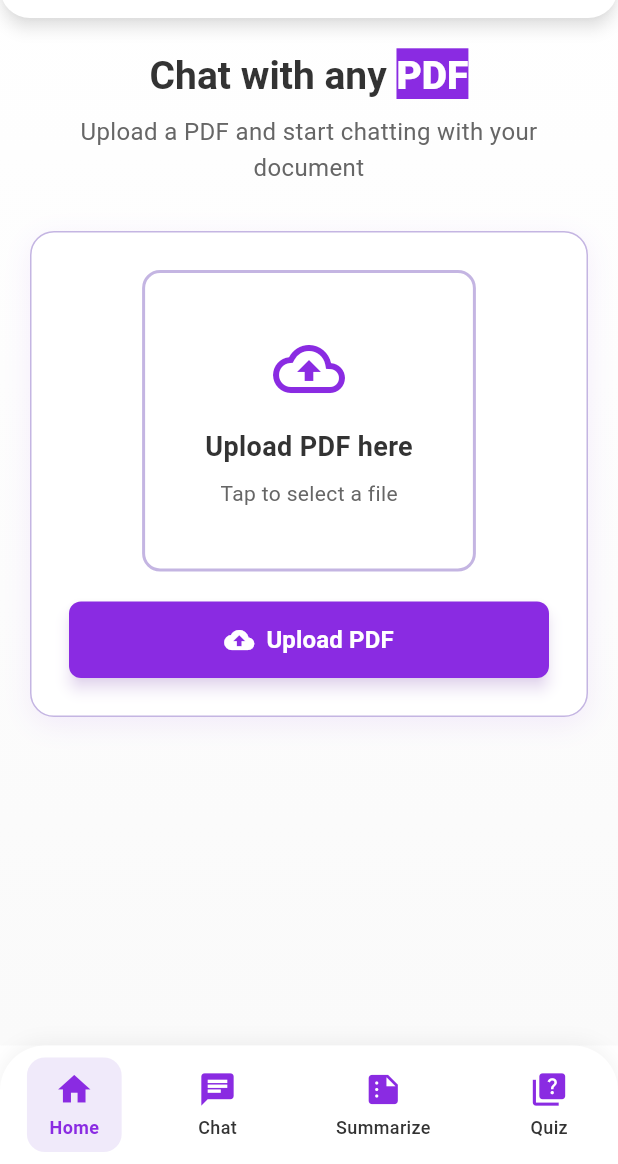
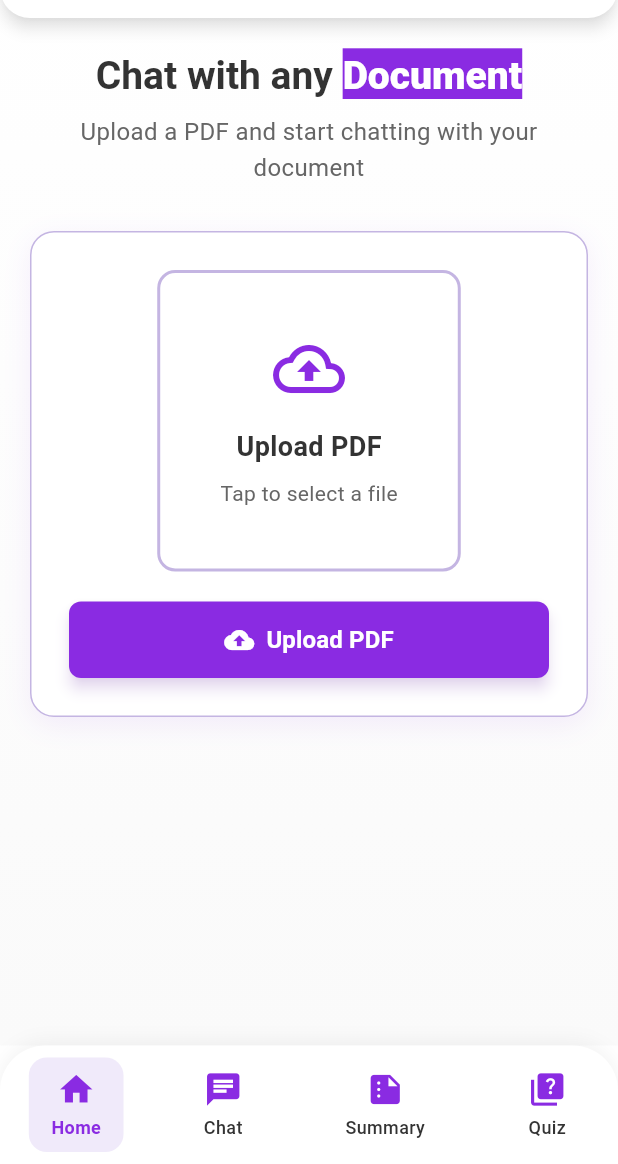
Before and after one commit to Abdul-Hadi-Jalil/AskDocAI, a Flutter app: the screen it shows after launch, on a phone screen of 412 x 824 dp, the part 72-1236 px from its top. Run offline on Flutter 3.47's test engine with Material 3 defaults, Android fonts, the light colour scheme and no system bars; our stand-ins replace file_picker, firebase_auth, firebase_core, font_awesome_flutter, google_generative_ai, shared_preferences; missing offline and left inert: doc_text_extractor, flutter_chat_core, flutter_chat_ui; accounts and stored records are empty.

Commit message:
added localization on home screen

```diff
--- a/lib/app_localization.dart
+++ b/lib/app_localization.dart
@@ -31,6 +31,13 @@ class AppLocalizations {
       'error': 'An error occurred',
       'copyright': '© 2025 DocuSense AI',
       'selectLanguage': 'Select Language',
+      'chatWithAny': 'Chat with any ',
+      'document': 'Document',
+      'uploadAndChatDescription':
+          'Upload a PDF and start chatting with your document',
+      'uploadPdfHere': 'Upload PDF here',
+      'tapToSelectFile': 'Tap to select a file',
+      'uploadPdf': 'Upload PDF',
     },
     'es': {
       'appTitle': 'DocuSense AI',
@@ -52,6 +59,13 @@ class AppLocalizations {
       'error': 'Ocurrió un error',
       'copyright': '© 2025 DocuSense AI',
       'selectLanguage': 'Seleccionar idioma',
+      'chatWithAny': 'Chatea con cualquier ',
+      'document': 'Documento',
+      'uploadAndChatDescription':
+          'Sube un PDF y comienza a chatear con tu documento',
+      'uploadPdfHere': 'Subir PDF aquí',
+      'tapToSelectFile': 'Toca para seleccionar un archivo',
+      'uploadPdf': 'Subir PDF',
     },
     'fr': {
       'appTitle': 'DocuSense AI',
@@ -74,6 +88,13 @@ class AppLocalizations {
       'error': 'Une erreur est survenue',
       'copyright': '© 2025 DocuSense AI',
       'selectLanguage': 'Choisir la langue',
+      'chatWithAny': 'Discutez avec n\'importe quel ',
+      'document': 'Document',
+      'uploadAndChatDescription':
+          'Téléchargez un PDF et commencez à discuter avec votre document',
+      'uploadPdfHere': 'Télécharger PDF ici',
+      'tapToSelectFile': 'Appuyez pour sélectionner un fichier',
+      'uploadPdf': 'Télécharger PDF',
     },
     'de': {
       'appTitle': 'DocuSense AI',
@@ -96,6 +117,9 @@ class AppLocalizations {
       'error': 'Ein Fehler ist aufgetreten',
       'copyright': '© 2025 DocuSense AI',
       'selectLanguage': 'Sprache auswählen',
+      'uploadPdfHere': 'PDF hier hochladen',
+      'tapToSelectFile': 'Tippen, um eine Datei auszuwählen',
+      'uploadPdf': 'PDF hochladen',
     },
     'nl': {
       'appTitle': 'DocuSense AI',
@@ -117,6 +141,13 @@ class AppLocalizations {
       'error': 'Er is een fout opgetreden',
       'copyright': '© 2025 DocuSense AI',
       'selectLanguage': 'Selecteer taal',
+      'chatWithAny': 'Chat met elk ',
+      'document': 'Document',
+      'uploadAndChatDescription':
+          'Upload een PDF en begin te chatten met je document',
+      'uploadPdfHere': 'PDF hier uploaden',
+      'tapToSelectFile': 'Tik om een bestand te selecteren',
+      'uploadPdf': 'PDF uploaden',
     },
     'ar': {
       'appTitle': 'DocuSense AI',
@@ -138,6 +169,9 @@ class AppLocalizations {
       'error': 'حدث خطأ',
       'copyright': '© 2025 DocuSense AI',
       'selectLanguage': 'اختر اللغة',
+      'chatWithAny': 'تحدث مع أي ',
+      'document': 'مستند',
+      'uploadAndChatDescription': 'قم بتحميل ملف PDF وابدأ الدردشة مع مستندك',
     },
     'zh': {
       'appTitle': 'DocuSense AI',
@@ -159,6 +193,12 @@ class AppLocalizations {
       'error': '发生错误',
       'copyright': '© 2025 DocuSense AI',
       'selectLanguage': '选择语言',
+      'chatWithAny': '与任何',
+      'document': '文档聊天',
+      'uploadAndChatDescription': '上传PDF文件并开始与您的文档聊天',
+      'uploadPdfHere': '在此上传PDF',
+      'tapToSelectFile': '点击选择文件',
+      'uploadPdf': '上传PDF',
     },
   };
 
@@ -237,6 +277,30 @@ class AppLocalizations {
   String get selectLanguage {
     return _localizedValues[locale.languageCode]!['selectLanguage']!;
   }
+
+  String get chatWithAny {
+    return _localizedValues[locale.languageCode]!['chatWithAny']!;
+  }
+
+  String get document {
+    return _localizedValues[locale.languageCode]!['document']!;
+  }
+
+  String get uploadAndChatDescription {
+    return _localizedValues[locale.languageCode]!['uploadAndChatDescription']!;
+  }
+
+  String get uploadPdfHere {
+    return _localizedValues[locale.languageCode]!['uploadPdfHere']!;
+  }
+
+  String get tapToSelectFile {
+    return _localizedValues[locale.languageCode]!['tapToSelectFile']!;
+  }
+
+  String get uploadPdf {
+    return _localizedValues[locale.languageCode]!['uploadPdf']!;
+  }
 }
 
 class AppLocalizationsDelegate extends LocalizationsDelegate<AppLocalizations> {
--- a/lib/screens/home_screen.dart
+++ b/lib/screens/home_screen.dart
@@ -3,6 +3,7 @@ import 'package:provider/provider.dart';
 import '../providers/pdf_provider.dart';
 import '../widgets/app_bar.dart';
 import '../widgets/upload_section.dart';
+import '../app_localization.dart'; // Add this import
 
 class HomeScreen extends StatelessWidget {
   const HomeScreen({super.key});
@@ -57,7 +58,34 @@ class _WelcomeSection extends StatelessWidget {
   Widget build(BuildContext context) {
     return Column(
       children: [
-        RichText(
+        // Main heading with highlighted "Document" text
+        _buildLocalizedHeading(context),
+        const SizedBox(height: 10),
+        // Subtitle
+        Text(
+          AppLocalizations.of(context).uploadAndChatDescription,
+          style: const TextStyle(
+            fontSize: 16,
+            color: Color(0xFF666666),
+            height: 1.5
+          ),
+          textAlign: TextAlign.center,
+        ),
+      ],
+    );
+  }
+
+  Widget _buildLocalizedHeading(BuildContext context) {
+    final appLocalizations = AppLocalizations.of(context);
+
+    // For languages that work well with the highlighted approach
+    if (appLocalizations.locale.languageCode == 'en' ||
+        appLocalizations.locale.languageCode == 'es' ||
+        appLocalizations.locale.languageCode == 'fr' ||
+        appLocalizations.locale.languageCode == 'de' ||
+        appLocalizations.locale.languageCode == 'nl') {
+
+      return RichText(
         text: TextSpan(
           style: const TextStyle(
             fontSize: 26,
@@ -66,9 +94,9 @@ class _WelcomeSection extends StatelessWidget {
             height: 1.3,
           ),
           children: [
-              const TextSpan(text: 'Chat with any '),
+            TextSpan(text: appLocalizations.chatWithAny),
             TextSpan(
-                text: 'PDF',
+              text: appLocalizations.document,
               style: TextStyle(
                 backgroundColor: const Color(0xFF8A2BE2),
                 color: Colors.white,
@@ -78,14 +106,20 @@ class _WelcomeSection extends StatelessWidget {
           ],
         ),
         textAlign: TextAlign.center,
+      );
+    } else {
+      // For Arabic, Chinese and other languages where word order might be different
+      // Use a simple text approach
+      return Text(
+        '${appLocalizations.chatWithAny} ${appLocalizations.document}',
+        style: const TextStyle(
+          fontSize: 26,
+          fontWeight: FontWeight.w700,
+          color: Color(0xFF333333),
+          height: 1.3,
         ),
-        const SizedBox(height: 10),
-        const Text(
-          'Upload a PDF and start chatting with your document',
-          style: TextStyle(fontSize: 16, color: Color(0xFF666666), height: 1.5),
         textAlign: TextAlign.center,
-        ),
-      ],
       );
     }
   }
+}
--- a/lib/widgets/app_bar.dart
+++ b/lib/widgets/app_bar.dart
@@ -3,6 +3,7 @@ import 'package:flutter/material.dart';
 import '../utils/constants.dart';
 import 'package:provider/provider.dart';
 import 'package:docusense_ai/providers/language_provider.dart';
+import 'package:docusense_ai/app_localization.dart';
 
 class CustomAppBar extends StatelessWidget implements PreferredSizeWidget {
   const CustomAppBar({super.key});
@@ -76,8 +77,8 @@ class CustomAppBar extends StatelessWidget implements PreferredSizeWidget {
               padding: const EdgeInsets.symmetric(horizontal: 16, vertical: 8),
               elevation: 0,
             ),
-            child: const Text(
-              'Sign In',
+            child: Text(
+              AppLocalizations.of(context).signIn,
               style: TextStyle(fontSize: 14, fontWeight: FontWeight.w600),
             ),
           ),
--- a/lib/widgets/bottom_nav.dart
+++ b/lib/widgets/bottom_nav.dart
@@ -3,6 +3,7 @@ import 'package:provider/provider.dart';
 import '../providers/pdf_provider.dart';
 import '../models/app_state.dart';
 import '../utils/constants.dart';
+import 'package:docusense_ai/app_localization.dart';
 
 class CustomBottomNav extends StatelessWidget {
   const CustomBottomNav({super.key});
@@ -34,26 +35,26 @@ class CustomBottomNav extends StatelessWidget {
             children: [
               _NavItem(
                 icon: Icons.home,
-                label: 'Home',
+                label: AppLocalizations.of(context).home,
                 isActive: pdfProvider.state.currentTab == BottomNavItem.home,
                 onTap: () => pdfProvider.changeTab(BottomNavItem.home),
               ),
               _NavItem(
                 icon: Icons.chat,
-                label: 'Chat',
+                label: AppLocalizations.of(context).chat,
                 isActive: pdfProvider.state.currentTab == BottomNavItem.chat,
                 onTap: () => pdfProvider.changeTab(BottomNavItem.chat),
               ),
               _NavItem(
                 icon: Icons.summarize,
-                label: 'Summarize',
+                label: AppLocalizations.of(context).summary,
                 isActive:
                     pdfProvider.state.currentTab == BottomNavItem.summarize,
                 onTap: () => pdfProvider.changeTab(BottomNavItem.summarize),
               ),
               _NavItem(
                 icon: Icons.quiz,
-                label: 'Quiz',
+                label: AppLocalizations.of(context).quiz,
                 isActive: pdfProvider.state.currentTab == BottomNavItem.quiz,
                 onTap: () => pdfProvider.changeTab(BottomNavItem.quiz),
               ),
--- a/lib/widgets/upload_section.dart
+++ b/lib/widgets/upload_section.dart
@@ -4,6 +4,7 @@ import 'package:provider/provider.dart';
 import '../providers/pdf_provider.dart';
 import '../providers/file_provider.dart';
 import '../utils/constants.dart';
+import 'package:docusense_ai/app_localization.dart';
 
 class UploadSection extends StatefulWidget {
   const UploadSection({super.key});
@@ -49,7 +50,7 @@ class _UploadSectionState extends State<UploadSection> {
                     borderRadius: BorderRadius.circular(12),
                     color: Colors.white,
                   ),
-                  child: const Column(
+                  child: Column(
                     children: [
                       Icon(
                         Icons.cloud_upload_outlined,
@@ -58,7 +59,7 @@ class _UploadSectionState extends State<UploadSection> {
                       ),
                       SizedBox(height: 15),
                       Text(
-                        'Upload PDF here',
+                        AppLocalizations.of(context).uploadPdf,
                         style: TextStyle(
                           fontSize: 18,
                           fontWeight: FontWeight.w600,
@@ -67,7 +68,7 @@ class _UploadSectionState extends State<UploadSection> {
                       ),
                       SizedBox(height: 8),
                       Text(
-                        'Tap to select a file',
+                        AppLocalizations.of(context).tapToSelectFile,
                         style: TextStyle(
                           fontSize: 14,
                           color: AppConstants.subtitleColor,
@@ -93,13 +94,13 @@ class _UploadSectionState extends State<UploadSection> {
                     elevation: 4,
                     shadowColor: AppConstants.primaryColor.withOpacity(0.3),
                   ),
-                  child: const Row(
+                  child: Row(
                     mainAxisAlignment: MainAxisAlignment.center,
                     children: [
                       Icon(Icons.cloud_upload, size: 20),
                       SizedBox(width: 8),
                       Text(
-                        'Upload PDF',
+                        AppLocalizations.of(context).uploadPdf,
                         style: TextStyle(
                           fontSize: 16,
                           fontWeight: FontWeight.w600,
```
Lines whose indentation alone changed are shown as unchanged.
